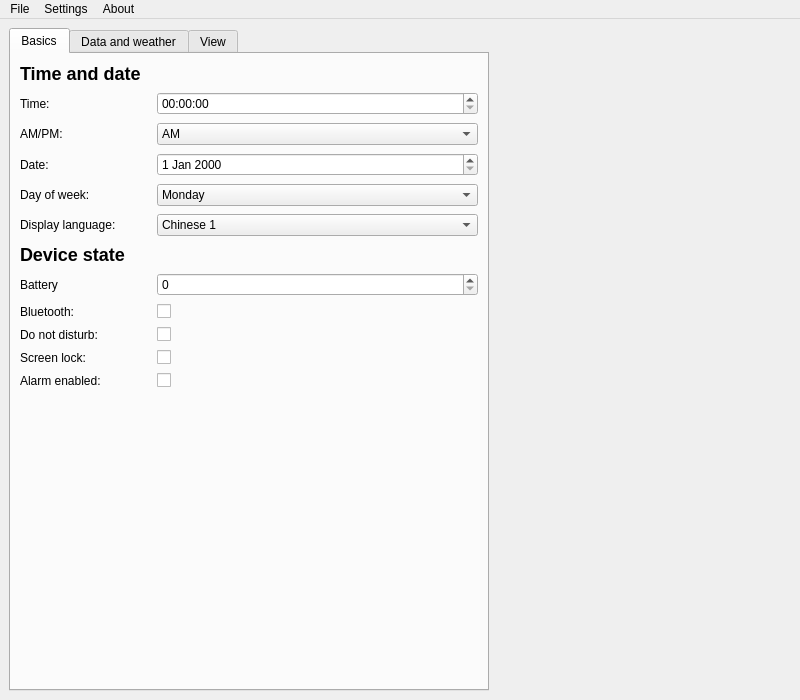
First picture: the form in mibandpreview_qt/qt/app.ui, repository melianmiko/mibandpreview, before the edit.
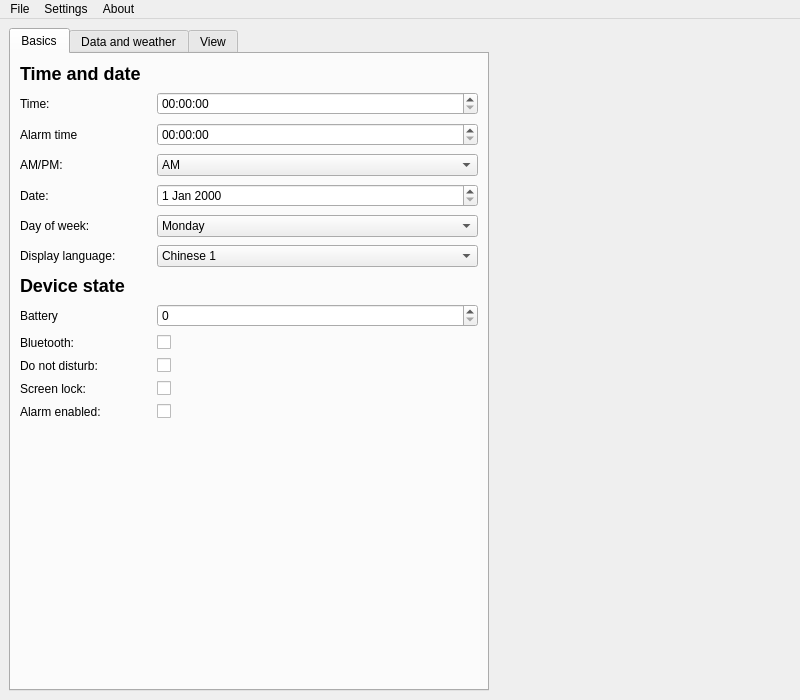
Second picture: the form after the edit. The open tabs and pages were chosen to show the change.

Commit message: Added alarm time configuration (#2)

Diff of the .ui file:
```diff
--- a/mibandpreview_qt/qt/app.ui
+++ b/mibandpreview_qt/qt/app.ui
@@ -116,14 +116,14 @@
               </property>
              </widget>
             </item>
-            <item row="2" column="0">
+            <item row="3" column="0">
              <widget class="QLabel" name="aMPMLabel">
               <property name="text">
                <string>AM/PM:</string>
               </property>
              </widget>
             </item>
-            <item row="2" column="1">
+            <item row="3" column="1">
              <widget class="QComboBox" name="edit_am_pm">
               <item>
                <property name="text">
@@ -142,24 +142,24 @@
               </item>
              </widget>
             </item>
-            <item row="3" column="0">
+            <item row="4" column="0">
              <widget class="QLabel" name="dateLabel">
               <property name="text">
                <string>Date:</string>
               </property>
              </widget>
             </item>
-            <item row="3" column="1">
+            <item row="4" column="1">
              <widget class="QDateEdit" name="edit_date"/>
             </item>
-            <item row="4" column="0">
+            <item row="5" column="0">
              <widget class="QLabel" name="dayOfWeekLabel">
               <property name="text">
                <string>Day of week:</string>
               </property>
              </widget>
             </item>
-            <item row="4" column="1">
+            <item row="5" column="1">
              <widget class="QComboBox" name="edit_weekday">
               <item>
                <property name="text">
@@ -198,14 +198,14 @@
               </item>
              </widget>
             </item>
-            <item row="5" column="0">
+            <item row="6" column="0">
              <widget class="QLabel" name="weekdaysLangLabel">
               <property name="text">
                <string>Display language:</string>
               </property>
              </widget>
             </item>
-            <item row="5" column="1">
+            <item row="6" column="1">
              <widget class="QComboBox" name="edit_language">
               <item>
                <property name="text">
@@ -224,7 +224,7 @@
               </item>
              </widget>
             </item>
-            <item row="6" column="0">
+            <item row="7" column="0">
              <widget class="QLabel" name="label_2">
               <property name="text">
                <string>&lt;h2&gt;Device state&lt;/h2&gt;</string>
@@ -234,60 +234,70 @@
               </property>
              </widget>
             </item>
-            <item row="7" column="0">
+            <item row="8" column="0">
              <widget class="QLabel" name="batteryLabel">
               <property name="text">
                <string>Battery</string>
               </property>
              </widget>
             </item>
-            <item row="7" column="1">
+            <item row="8" column="1">
              <widget class="QSpinBox" name="edit_battery">
               <property name="maximum">
                <number>100</number>
               </property>
              </widget>
             </item>
-            <item row="8" column="0">
+            <item row="9" column="0">
              <widget class="QLabel" name="bluetoothLabel">
               <property name="text">
                <string>Bluetooth:</string>
               </property>
              </widget>
             </item>
-            <item row="8" column="1">
+            <item row="9" column="1">
              <widget class="QCheckBox" name="edit_bluetooth"/>
             </item>
-            <item row="9" column="0">
+            <item row="10" column="0">
              <widget class="QLabel" name="doNotDisturbLabel">
               <property name="text">
                <string>Do not disturb:</string>
               </property>
              </widget>
             </item>
-            <item row="9" column="1">
+            <item row="10" column="1">
              <widget class="QCheckBox" name="edit_mute"/>
             </item>
-            <item row="10" column="0">
+            <item row="11" column="0">
              <widget class="QLabel" name="screenLockLabel">
               <property name="text">
                <string>Screen lock:</string>
               </property>
              </widget>
             </item>
-            <item row="10" column="1">
+            <item row="11" column="1">
              <widget class="QCheckBox" name="edit_lock"/>
             </item>
-            <item row="11" column="0">
+            <item row="12" column="0">
              <widget class="QLabel" name="alarmEnabledLabel">
               <property name="text">
                <string>Alarm enabled:</string>
               </property>
              </widget>
             </item>
-            <item row="11" column="1">
+            <item row="12" column="1">
              <widget class="QCheckBox" name="edit_alarm"/>
             </item>
+            <item row="2" column="0">
+             <widget class="QLabel" name="alarmTimeLabel">
+              <property name="text">
+               <string>Alarm time</string>
+              </property>
+             </widget>
+            </item>
+            <item row="2" column="1">
+             <widget class="QTimeEdit" name="edit_alarm_time"/>
+            </item>
            </layout>
           </item>
           <item row="1" column="0">
```
Left out of the diff: 18 changed lines with no effect on the pictures. The commit also changes 4 other files.
